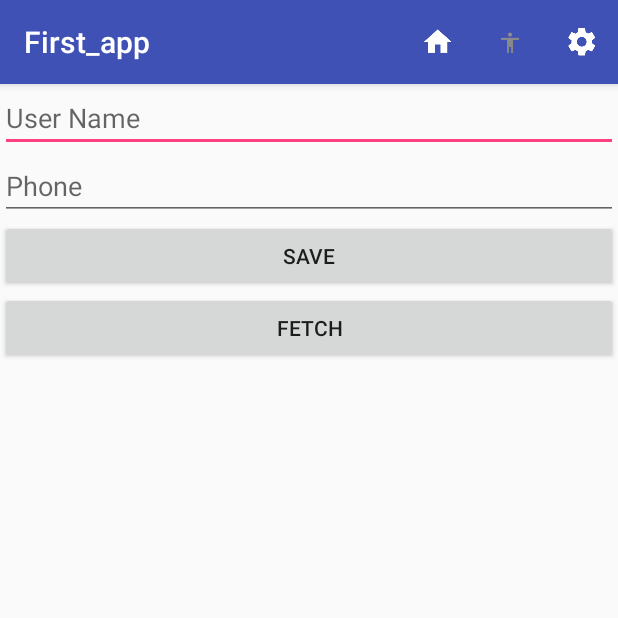
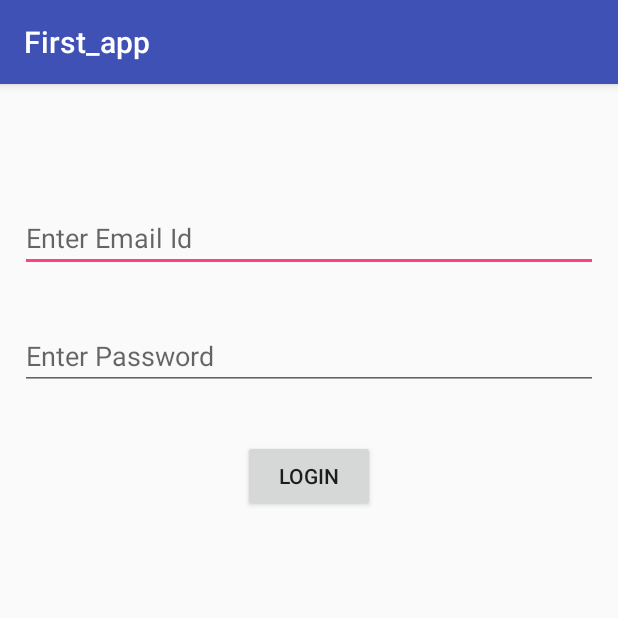
Before and after one commit to tonu1805/android, an Android app: the screen it shows after launch (MyDatabase before the commit, login_class after it), on a phone screen of 412 x 824 dp, the top half of it. Run offline under Robolectric (Android 15) with nearby library versions, the light colour scheme and no system bars.

Commit message:
Preserveing the data

```diff
--- a/app/src/main/AndroidManifest.xml
+++ b/app/src/main/AndroidManifest.xml
@@ -23,6 +23,9 @@
         </activity>
         <activity android:name=".MyDatabase">
 
+
+        </activity>
+        <activity android:name=".login_class">
             <intent-filter>
                 <action android:name="android.intent.action.MAIN" />
 
--- /dev/null
+++ b/app/src/main/java/com/example/pacman/first_app/login_class.java
@@ -0,0 +1,46 @@
+package com.example.pacman.first_app;
+
+import android.content.SharedPreferences;
+import android.os.Bundle;
+import android.support.annotation.Nullable;
+import android.support.v7.app.AppCompatActivity;
+import android.view.View;
+import android.widget.Button;
+import android.widget.EditText;
+
+/**
+ * Created by PacMan on 9/1/2017.
+ */
+
+public class login_class extends AppCompatActivity{
+    EditText email,password;
+    Button login;
+    SharedPreferences preferences;
+    @Override
+    protected void onCreate(@Nullable Bundle savedInstanceState) {
+        super.onCreate(savedInstanceState);
+        setContentView(R.layout.login_activity);
+        init();
+
+        //For preserveing the Data in perticular text field even when the app is closed
+        preferences = getSharedPreferences("myprefernces",MODE_PRIVATE);
+        email.setText(preferences.getString("email",""));
+        password.setText(preferences.getString("password",""));
+       login.setOnClickListener(new View.OnClickListener() {
+           @Override
+           public void onClick(View v) {
+               SharedPreferences.Editor editor = preferences.edit();
+               editor.putString("email",email.getText().toString());
+               editor.putString("password",password.getText().toString());
+               editor.commit();
+           }
+       });
+        //Till here
+    }
+    public void init() {
+        email = (EditText) findViewById(R.id.email);
+        password = (EditText) findViewById(R.id.password);
+        login = (Button) findViewById(R.id.button);
+    }
+
+}
--- /dev/null
+++ b/app/src/main/res/layout/login_activity.xml
@@ -0,0 +1,28 @@
+<?xml version="1.0" encoding="utf-8"?>
+<LinearLayout xmlns:android="http://schemas.android.com/apk/res/android"
+    android:orientation="vertical" android:layout_width="match_parent"
+    android:layout_height="match_parent"
+    android:padding="20px"
+    android:layout_marginTop="50px">
+    <android.support.v7.widget.AppCompatAutoCompleteTextView
+        android:layout_width="match_parent"
+        android:layout_height="wrap_content"
+        android:hint="Enter Email Id"
+        android:id="@+id/email"
+        android:layout_marginTop="50px"/>
+    <android.support.v7.widget.AppCompatEditText
+        android:layout_width="match_parent"
+        android:layout_height="wrap_content"
+        android:hint="Enter Password"
+        android:id="@+id/password"
+        android:layout_marginTop="50px"
+        android:inputType="textPassword"/>
+    <android.support.v7.widget.AppCompatButton
+        android:layout_width="wrap_content"
+        android:layout_height="wrap_content"
+        android:text="Login"
+        android:layout_gravity="center"
+        android:id="@+id/button"
+        android:layout_marginTop="50px"/>
+
+</LinearLayout>
--- a/app/src/main/res/layout/rowlayout.xml
+++ b/app/src/main/res/layout/rowlayout.xml
@@ -20,7 +20,8 @@
         android:textSize="25dp"
         android:layout_marginTop="54dp"
         android:layout_alignTop="@+id/imageView2"
-        android:layout_toEndOf="@+id/imageView2" />
+        android:layout_toEndOf="@+id/imageView2"
+        android:textColor="#797654"/>
 
     <TextView
         android:layout_width="150dp"
```
